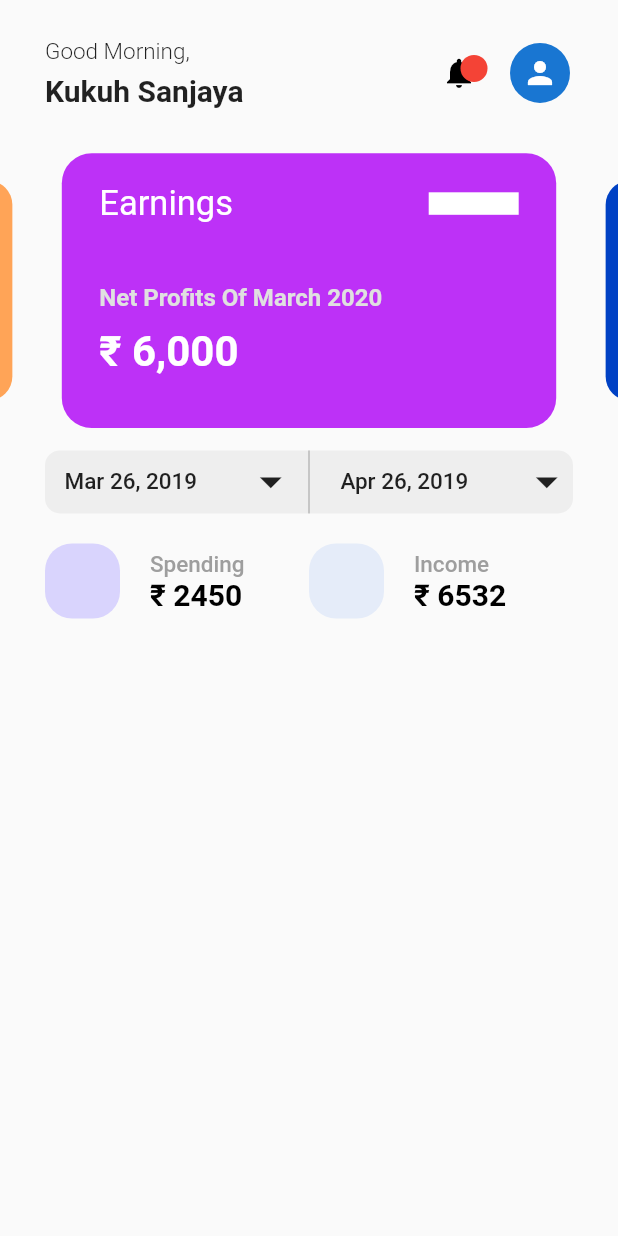
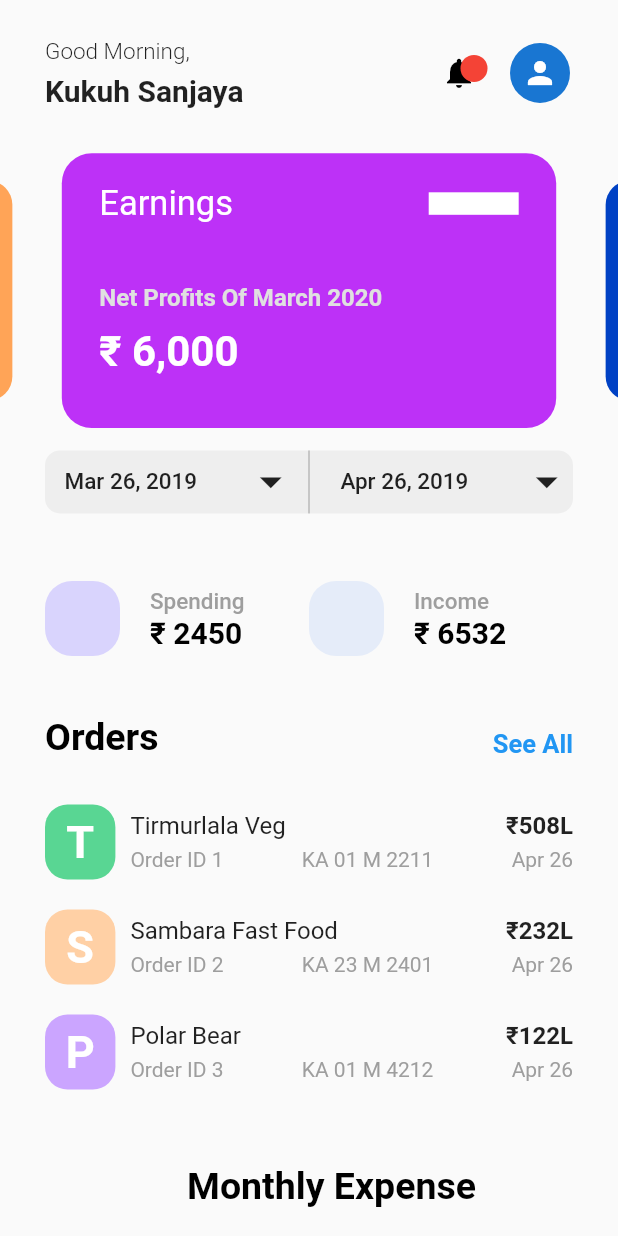
Before and after one commit to Dhruvil17/cool_ui, a Flutter app: the screen it shows after launch, on a phone screen of 412 x 824 dp. Run offline on Flutter 3.47's test engine with Material 2 defaults, Android fonts, the phone set to English and light mode, and no system bars; our stand-ins replace flutter_swiper.

Commit message:
Added orders section.

```diff
--- a/lib/firstPage.dart
+++ b/lib/firstPage.dart
@@ -2,7 +2,9 @@ import 'date.dart';
 import 'moneyTile.dart';
 import 'package:flutter/material.dart';
 import 'package:flutter/rendering.dart';
+import 'orders.dart';
 import 'usageFile.dart';
+
 class firstPage extends StatefulWidget {
   static const id = "firstPage";
   @override
@@ -23,14 +25,128 @@ class _firstPageState extends State<firstPage> {
               dateBox(),
               usage(),
               orders(),
+              monthlyExpense(),
             ],
           ),
         ),
       ),
     );
   }
-  Widget orders(){
-    return Container();
+
+  Widget monthlyExpense() {
+    return Container(
+      height: 500,
+      width: double.infinity,
+      child: Column(
+        children: [
+          Padding(
+            padding: const EdgeInsets.only(left: 30, top: 40),
+            child: Text(
+              "Monthly Expense",
+              style: TextStyle(
+                color: Colors.black,
+                fontSize: 25,
+                fontWeight: FontWeight.bold,
+              ),
+            ),
+          ),
+          SizedBox(
+            height: 30,
+          ),
+          expenseCardsCore(),
+        ],
+      ),
+    );
+  }
+
+  Widget expenseCardsCore() {
+    return Container(
+      height: 330,
+      child: ListView(
+        scrollDirection: Axis.horizontal,
+        children: [
+          Container(
+            width: 30,
+          ),
+          expenseCard(
+              "Fuel", "₹24,000", "₹2.00L", "3.00L", "good", "images/fuel.png"),
+//          expenseCard(),
+//          expenseCard()
+        ],
+      ),
+    );
+  }
+
+  Widget expenseCard(String title, String cost, String current, String max,
+      String condition, String path) {
+    return Container(
+      padding: EdgeInsets.all(30),
+      width: MediaQuery.of(context).size.width / 1.45,
+      decoration: BoxDecoration(
+        color: Color(0xffF3F6FB),
+        borderRadius: BorderRadius.circular(25),
+      ),
+      child: Column(
+        crossAxisAlignment: CrossAxisAlignment.start,
+        children: [
+          Row(
+            mainAxisAlignment: MainAxisAlignment.spaceBetween,
+            crossAxisAlignment: CrossAxisAlignment.start,
+            children: [
+              Container(
+                height: 70,
+                child: ClipRRect(
+                  borderRadius: BorderRadius.circular(15.0),
+                  child: Image.asset(
+                    path,
+                  ),
+                ),
+              ),
+              Icon(
+                Icons.more_horiz,
+                color: Colors.grey.shade500,
+              )
+            ],
+          ),
+          SizedBox(
+            height: 20,
+          ),
+          Text(
+            title,
+            style: TextStyle(
+              color: Colors.black,
+              fontSize: 20,
+              fontWeight: FontWeight.bold,
+            ),
+          ),
+          SizedBox(
+            height: 20,
+          ),
+          Container(
+            child: Row(
+              children: [
+                Text(
+                  "AVG spent ",
+                  style: TextStyle(color: Colors.grey.shade500,fontSize: 14),
+                ),
+                Text(
+                    cost,
+                    style: TextStyle(
+                      color: Colors.blue.shade500,
+                      fontWeight: FontWeight.bold,
+                        fontSize: 14
+                    ),
+                ),
+                Text(
+                  " a week",
+                  style: TextStyle(color: Colors.grey.shade500,fontSize: 14),
+                ),
+              ],
+            ),
+          ),
+        ],
+      ),
+    );
   }
 }
 
--- /dev/null
+++ b/lib/orders.dart
@@ -0,0 +1,129 @@
+import 'package:flutter/material.dart';
+
+Widget orders() {
+  return Container(
+    margin: EdgeInsets.only(top: 40),
+    padding: EdgeInsets.symmetric(horizontal: 30),
+    child: Column(
+      children: [
+        Row(
+          crossAxisAlignment: CrossAxisAlignment.end,
+          mainAxisAlignment: MainAxisAlignment.spaceBetween,
+          children: [
+            Text(
+              "Orders",
+              style: TextStyle(
+                color: Colors.black,
+                fontSize: 25,
+                fontWeight: FontWeight.bold,
+              ),
+            ),
+            Text(
+              "See All",
+              style: TextStyle(
+                color: Colors.blue,
+                fontSize: 17,
+                fontWeight: FontWeight.bold,
+              ),
+            ),
+          ],
+        ),
+        SizedBox(
+          height: 20,
+        ),
+        orderTile("Tirmurlala Veg", "Order ID 1", "KA 01 M 2211","₹508L",Color(0xff59D693)),
+        orderTile("Sambara Fast Food", "Order ID 2", "KA 23 M 2401","₹232L",Color(0xffFFD0A5)),
+        orderTile("Polar Bear", "Order ID 3", "KA 01 M 4212","₹122L",Color(0xffCBA5FF)),
+      ],
+    ),
+  );
+}
+
+Widget orderTile(String name, String id, String unknown,String cost,Color color) {
+  return Container(
+    margin: EdgeInsets.symmetric(vertical: 10),
+    child: Row(
+      crossAxisAlignment: CrossAxisAlignment.start,
+      children: [
+        Expanded(
+          flex: 2,
+          child: Container(
+            height: 50,
+            decoration: BoxDecoration(
+              borderRadius: BorderRadius.circular(15),
+              color: color,
+            ),
+            child: Center(
+              child: Text(
+                name[0],
+                style: TextStyle(
+                  color: Colors.white,
+                  fontSize: 30,
+                  fontWeight: FontWeight.w600,
+                ),
+              ),
+            ),
+          ),
+        ),
+
+        Expanded(
+          flex: 13,
+          child: Container(
+            height: 50,
+            child: Padding(
+              padding: const EdgeInsets.only(left: 10),
+              child: Column(
+                mainAxisAlignment: MainAxisAlignment.spaceEvenly,
+                children: [
+                  Row(
+                    mainAxisAlignment: MainAxisAlignment.spaceBetween,
+                    children: [
+                      Text(
+                        name,
+                        style: TextStyle(fontWeight: FontWeight.w400, fontSize: 16),
+                      ),
+                      Text(
+                        cost,
+                        style: TextStyle(fontWeight: FontWeight.bold, fontSize: 16),
+                      ),
+                    ],
+                  ),
+                  Row(
+                    mainAxisAlignment: MainAxisAlignment.spaceBetween,
+                    children: [
+                      Text(
+                        id,
+                        style: TextStyle(
+                          color: Colors.grey.shade500,
+                        ),
+                      ),
+                      Container(
+                        child: Row(
+                          children: [
+                            //TODO:
+                            Text(
+                              unknown,
+                              style: TextStyle(
+                                color: Colors.grey.shade500,
+                              ),
+                            ),
+                          ],
+                        ),
+                      ),
+                      Text(
+                        "Apr 26",
+                        style: TextStyle(
+                          color: Colors.grey.shade500,
+                        ),
+                      ),
+                    ],
+                  ),
+                ],
+              ),
+            ),
+          ),
+        ),
+      ],
+    ),
+  );
+}
--- a/lib/usageFile.dart
+++ b/lib/usageFile.dart
@@ -2,7 +2,7 @@ import 'package:flutter/material.dart';
 Widget usage(){
   return Container(
     height: 50,
-    margin: EdgeInsets.fromLTRB(30, 20, 30, 0),
+    margin: EdgeInsets.fromLTRB(30, 45, 30, 0),
     child: Row(
       children: [
         usageBox("₹ 2450", "Spending",Color(0xffD9D4FD)),
--- a/pubspec.yaml
+++ b/pubspec.yaml
@@ -28,8 +28,8 @@ dependencies:
   # The following adds the Cupertino Icons font to your application.
   # Use with the CupertinoIcons class for iOS style icons.
   cupertino_icons: ^0.1.3
-  scroll_snap_list: ^0.4.1
   flutter_swiper: ^1.1.6
+  percent_indicator: ^2.1.5
 
 dev_dependencies:
   flutter_test:
@@ -47,8 +47,8 @@ flutter:
   uses-material-design: true
 
   # To add assets to your application, add an assets section, like this:
-  # assets:
-  #   - images/a_dot_burr.jpeg
+  assets:
+    - images/
   #   - images/a_dot_ham.jpeg
 
   # An image asset can refer to one or more resolution-specific "variants", see
```
Also changed, not shown: images/fuel.png (added), pubspec.lock.
